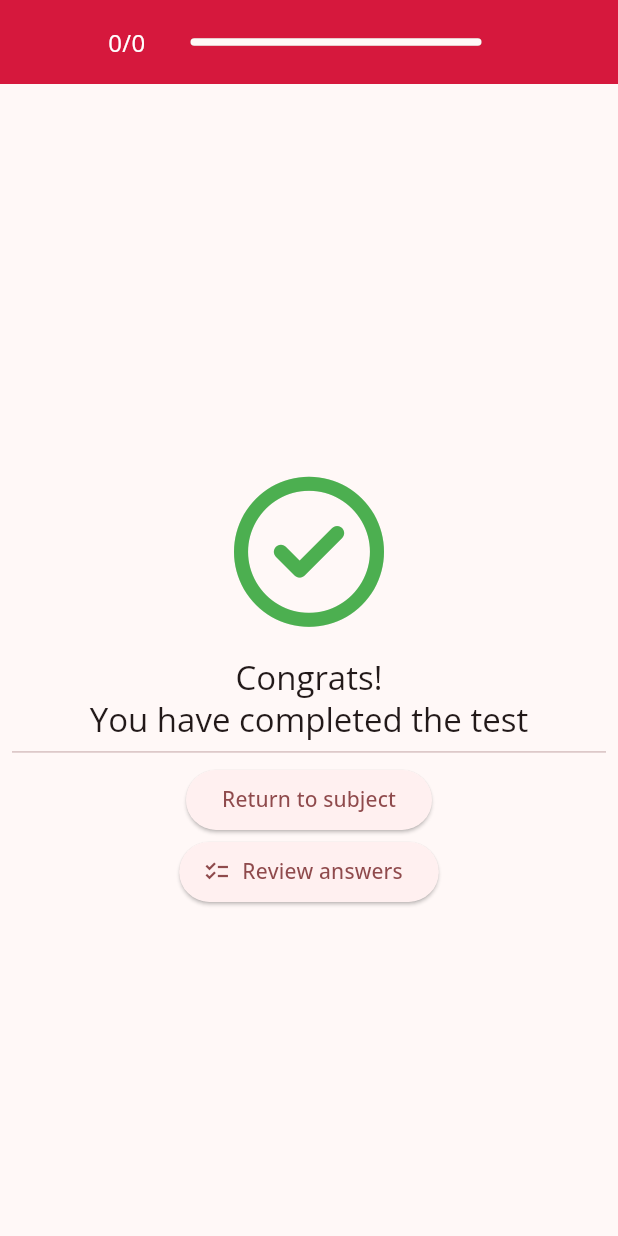
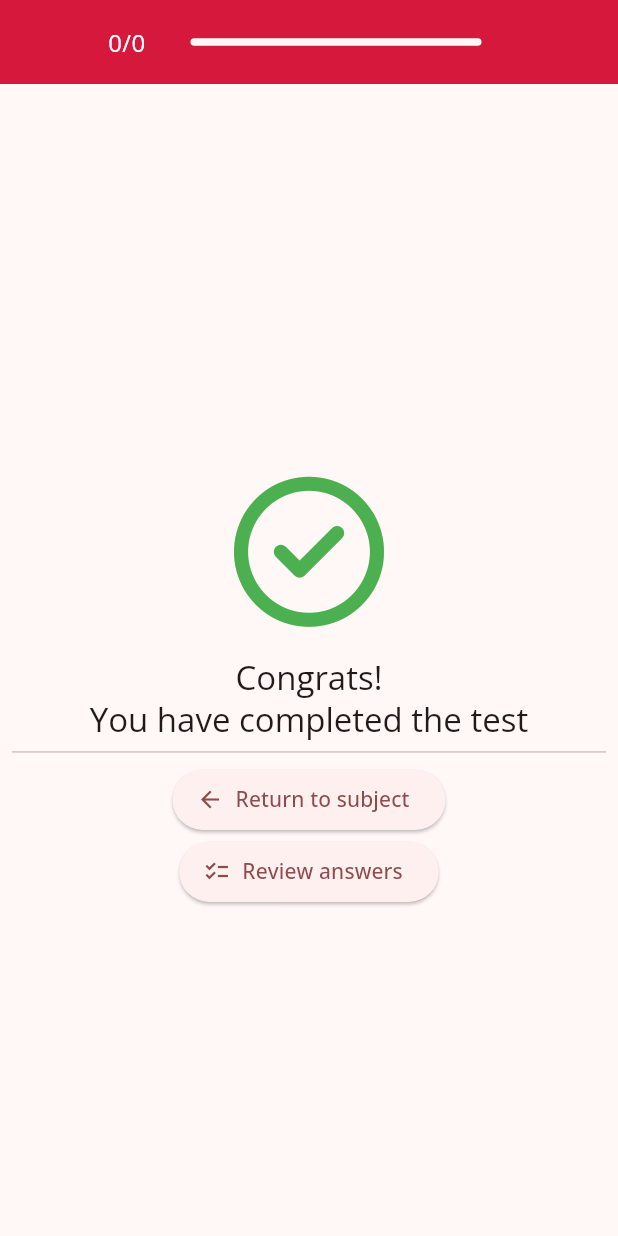
Before and after one commit to Antonchik/pilotiq, a Flutter app: the QuizScreen screen opened directly with empty values, scrolled down 576 dp, on a phone screen of 412 x 824 dp. Run offline on Flutter 3.47's test engine with Material 2 defaults, Android fonts, the phone set to English and light mode, and no system bars; drawn by our look-alikes of percent_indicator; our stand-ins replace flutter_riverpod, font_awesome_flutter, google_fonts, hive_flutter; accounts and stored records are empty; generated files the repository leaves out were written again.

Commit message:
Examine quiz questions shuffle

```diff
--- a/lib/src/exams/exam_info_widget.dart
+++ b/lib/src/exams/exam_info_widget.dart
@@ -16,7 +16,7 @@ class ExamInfoWidget extends StatelessWidget {
             const Icon(Icons.list),
             const SizedBox(width: 10),
             Text(
-              quiz.questions.length.toString(),
+              quiz.length.toString(),
               style: Theme.of(context).textTheme.bodyLarge,
             ),
             const Spacer(),
--- a/lib/src/localization/app_en.arb
+++ b/lib/src/localization/app_en.arb
@@ -139,7 +139,7 @@
   "@reviewAnswersTitle": {
     "description": "The title of the review results button"
   },
-  "restartMessage": "Already started this test, would you like to continue or start a new one?",
+  "restartMessage": "Would you like to continue the test you started before or start over?",
   "@restartMessage": {
     "description": "Message for the test restart options"
   },
@@ -187,7 +187,7 @@
   "@fullModeDescription": {
     "description": "Description for the All questions mode Quiz"
   },
-  "examModeDescription": "The exam simulator mode of the test is a practice mode that simulates the actual test experience.",
+  "examModeDescription": "The exam simulator mode simulates the actual exam experience.",
   "@examModeDescription": {
     "description": "Description for the Exam mode Quiz"
   },
@@ -195,7 +195,7 @@
   "@languageButtonTooltip": {
     "description": "Label for the 'Language' button"
   },
-  "exitQuizTitle": "Do you want to exit test?",
+  "exitQuizTitle": "Exit the test?",
   "@exitQuizTitle": {
     "description": "Label for the 'Exit test' button"
   },
--- a/lib/src/localization/app_pl.arb
+++ b/lib/src/localization/app_pl.arb
@@ -34,7 +34,7 @@
   "startNewQuizTitle": "Restart",
   "returnToSubjectTitle": "Powrót do przedmiotu",
   "reviewAnswersTitle": "Przeglądaj odpowiedzi",
-  "restartMessage": "Już zacząłeś ten test, chcesz kontynuować czy zacząć nowy?",
+  "restartMessage": "Czy chcesz kontynuować rozpoczęty wcześniej test, czy zacząć od nowa?",
   "congratsMessage": "Gratulacje!\nTest został zakończony pomyślnie!",
   "failMessage": "Niestety, nie udało Ci się ukończyć testu.",
   "rightAnswer": "Poprawna odpowiedź!",
@@ -46,9 +46,9 @@
   "examQuizTitle": "SYMULATOR EGZAMINU",
   "demoModeDescription": "Tryb demonstracyjny testu jest wersją rzeczywistego testu, zaprojektowaną tak, aby dać uczestnikom testu podgląd typów pytań, z którymi mogą się spotkać.",
   "fullModeDescription": "Tryb ten umożliwia uczestnikom testu przećwiczenie i przejrzenie dużej liczby pytań oraz uczenie się na własnych błędach.",
-  "examModeDescription": "Tryb symulatora egzaminacyjnego jest trybem ćwiczeniowym, który symuluje rzeczywiste doświadczenie egzaminacyjne.",
+  "examModeDescription": "Tryb symulatora egzaminacyjnego symuluje rzeczywiste doświadczenie egzaminacyjne.",
   "languageButtonTooltip": "Zmień język",
-  "exitQuizTitle": "Czy chcesz zakończyć test?",
+  "exitQuizTitle": "Wyjść z testu?",
   "timeIsUpTitle": "Czas minął!",
   "timeIsUpMessage": "Nie udało Ci się ukończyć testu."
 }
--- a/lib/src/models.dart
+++ b/lib/src/models.dart
@@ -44,6 +44,7 @@ class Quiz {
   String description;
   String subject;
   int time;
+  int length;
   List<Question> questions;
 
   Quiz(
@@ -52,6 +53,7 @@ class Quiz {
       this.id = '',
       this.subject = '',
       this.time = 30,
+      this.length = 12,
       this.questions = const []});
 }
 
--- a/lib/src/quiz/quiz.dart
+++ b/lib/src/quiz/quiz.dart
@@ -7,9 +7,8 @@ import 'package:pilotiq/src/contdown_timer/countdown_timer.dart';
 import 'package:pilotiq/src/hive_box_provider.dart';
 import 'package:pilotiq/src/models.dart';
 import 'package:pilotiq/src/quiz/state/quiz_state.dart';
-import 'package:pilotiq/src/quiz/widgets/congrats_page.dart';
-import 'package:pilotiq/src/quiz/widgets/fail_page.dart';
 import 'package:pilotiq/src/quiz/widgets/question_page.dart';
+import 'package:pilotiq/src/quiz/widgets/results_page.dart';
 import 'package:pilotiq/src/quiz/widgets/start_page.dart';
 
 class QuizScreen extends ConsumerWidget {
@@ -32,11 +31,16 @@ class QuizScreen extends ConsumerWidget {
 
   @override
   Widget build(BuildContext context, WidgetRef ref) {
+    final local = AppLocalizations.of(context)!;
     final quizState = ref.read(quizStateProvider);
     quizState.subject = quiz.subject;
     quizState.isExam = quizId == 'exam';
-    quizState.questions.addAll(quiz.questions);
-    final questionQty = quiz.questions.length;
+    if (quizState.isExam) {
+      quizState.questions.addAll(quiz.questions.sublist(0, quiz.length));
+    } else {
+      quizState.questions.addAll(quiz.questions);
+    }
+    final questionQty = quizState.questions.length;
     final box = ref.read(hiveBoxProvider);
     return Scaffold(
       appBar: AppBar(
@@ -49,7 +53,7 @@ class QuizScreen extends ConsumerWidget {
               final currentQuestion =
                   !quizState.isExam && quizState.progress == 0
                       ? ref.read(hiveBoxProvider).get(
-                            quiz.subject,
+                            quizState.subject,
                             defaultValue: 0,
                           )
                       : (quizState.progress * questionQty).ceil();
@@ -97,11 +101,11 @@ class QuizScreen extends ConsumerWidget {
         scrollDirection: Axis.vertical,
         controller: quizState.controller,
         onPageChanged: (int idx) =>
-            quizState.progress = (idx / (quiz.questions.length + 1)),
+            quizState.progress = (idx / (questionQty + 1)),
         itemBuilder: (BuildContext context, int index) {
           if (index == 0) {
             return StartPage(quiz: quiz, timerController: timerController);
-          } else if (index == quiz.questions.length + 1) {
+          } else if (index == questionQty + 1) {
             if (quizId == 'exam') {
               _stopTimer();
               if (quizState.result) {
@@ -109,20 +113,23 @@ class QuizScreen extends ConsumerWidget {
                 final positiveValue =
                     box.get(subjectPositiveKey, defaultValue: 0) as int;
                 box.put(subjectPositiveKey, positiveValue + 1);
-                return CongratsPage(quiz: quiz, quizState: quizState);
+                return ResultsPage(
+                    message: local.congratsMessage, quizState: quizState);
               } else {
                 final subjectNegativeKey = '${quizState.subject}_negative';
                 final negativeValue =
                     box.get(subjectNegativeKey, defaultValue: 0) as int;
                 box.put(subjectNegativeKey, negativeValue + 1);
-                return FailPage(quiz: quiz, quizState: quizState);
+                return ResultsPage(
+                    message: local.failMessage, quizState: quizState);
               }
             } else {
               box.put(quizState.subject, 0);
-              return CongratsPage(quiz: quiz, quizState: quizState);
+              return ResultsPage(
+                  message: local.congratsMessage, quizState: quizState);
             }
           } else {
-            return QuestionPage(question: quiz.questions[index - 1]);
+            return QuestionPage(question: quizState.questions[index - 1]);
           }
         },
       ),
--- a/lib/src/quiz/quiz_list.dart
+++ b/lib/src/quiz/quiz_list.dart
@@ -23,7 +23,6 @@ class QuizList extends StatelessWidget {
 }
 
 List<Quiz> composeQuizes(Subject subject, {required AppLocalizations local}) {
-  final questions = subject.questions;
   return [
     // Quiz(
     //   id: 'demo',
@@ -35,15 +34,16 @@ List<Quiz> composeQuizes(Subject subject, {required AppLocalizations local}) {
       id: 'test',
       title: local.fullQuizTitle,
       subject: subject.id,
-      questions: questions.toList(),
+      questions: subject.questions.toList(),
       description: local.fullModeDescription,
     ),
     Quiz(
       id: 'exam',
       title: local.examQuizTitle,
       subject: subject.id,
-      questions: (questions.toList()..shuffle()).sublist(0, subject.quizLength),
+      questions: subject.questions.toList(),
       time: subject.examTime,
+      length: subject.quizLength,
       description: local.examModeDescription,
     ),
   ];
--- a/lib/src/quiz/widgets/congrats_page.dart
+++ b/lib/src/quiz/widgets/results_page.dart
@@ -2,58 +2,47 @@ import 'package:flutter/material.dart';
 import 'package:flutter_gen/gen_l10n/app_localizations.dart';
 import 'package:flutter_riverpod/flutter_riverpod.dart';
 import 'package:font_awesome_flutter/font_awesome_flutter.dart';
-import 'package:pilotiq/src/models.dart';
 import 'package:pilotiq/src/quiz/state/quiz_state.dart';
 import 'package:pilotiq/src/quiz/widgets/result_scale_bar.dart';
 import 'package:pilotiq/src/quiz/widgets/review_answers_page.dart';
 
-class CongratsPage extends ConsumerWidget {
-  final Quiz quiz;
+class ResultsPage extends ConsumerWidget {
+  const ResultsPage({
+    super.key,
+    required this.message,
+    required this.quizState,
+  });
+
   final QuizState quizState;
-
-  const CongratsPage({super.key, required this.quiz, required this.quizState});
+  final String message;
 
   @override
   Widget build(BuildContext context, WidgetRef ref) {
     final local = AppLocalizations.of(context)!;
     final rightAnswers = quizState.answers.where((e) => e.isCorrect).length;
-    final percent = rightAnswers / quiz.questions.length;
+    final percent = rightAnswers / quizState.questions.length;
     final isPortrait =
         MediaQuery.of(context).orientation == Orientation.portrait;
-
     final children = [
       if (quizState.isExam)
         ResultScaleBar(
           percent: percent,
-          header: '$rightAnswers/${quiz.questions.length}',
+          header: '$rightAnswers/${quizState.questions.length}',
         )
       else
-        Column(
-          mainAxisAlignment: MainAxisAlignment.center,
-          children: const [
-            Center(
-              child: Icon(
-                FontAwesomeIcons.circleCheck,
-                size: 100,
-                color: Colors.green,
-              ),
-            ),
-            SizedBox(
-              height: 20,
-            ),
-          ],
-        ),
+        const AllQuestionsCompleteWidget(),
       Column(
         mainAxisAlignment: MainAxisAlignment.center,
         children: [
           Text(
-            local.congratsMessage,
+            message,
             textAlign: TextAlign.center,
             style: Theme.of(context).textTheme.titleLarge,
           ),
           const Divider(),
-          ElevatedButton(
-            child: Text(local.returnToSubjectTitle),
+          ElevatedButton.icon(
+            icon: const Icon(Icons.arrow_back),
+            label: Text(local.returnToSubjectTitle),
             onPressed: () {
               quizState.reset();
               Navigator.pop(context);
@@ -88,3 +77,26 @@ class CongratsPage extends ConsumerWidget {
     );
   }
 }
+
+class AllQuestionsCompleteWidget extends StatelessWidget {
+  const AllQuestionsCompleteWidget({Key? key}) : super(key: key);
+
+  @override
+  Widget build(BuildContext context) {
+    return Column(
+      mainAxisAlignment: MainAxisAlignment.center,
+      children: const [
+        Center(
+          child: Icon(
+            FontAwesomeIcons.circleCheck,
+            size: 100,
+            color: Colors.green,
+          ),
+        ),
+        SizedBox(
+          height: 20,
+        ),
+      ],
+    );
+  }
+}
--- a/lib/src/quiz/widgets/start_page.dart
+++ b/lib/src/quiz/widgets/start_page.dart
@@ -44,21 +44,17 @@ class StartPage extends ConsumerWidget {
             ),
           ButtonBar(
             alignment: MainAxisAlignment.center,
-            children: <Widget>[
-              ElevatedButton(
-                child: Row(
-                  children: [
-                    if (isRestartable) const Icon(Icons.start),
-                    Container(
-                      width: 100,
-                      alignment: Alignment.center,
+            children: <ElevatedButton>[
+              ElevatedButton.icon(
+                icon: const Icon(Icons.start),
+                label: SizedBox(
+                  width: 80,
                   child: Text(
                     isRestartable
                         ? local.startNewQuizTitle
                         : local.startQuizTitle,
+                    textAlign: TextAlign.center,
                   ),
-                    ),
-                  ],
                 ),
                 onPressed: () {
                   if (!state.isExam) {
@@ -69,18 +65,14 @@ class StartPage extends ConsumerWidget {
                 },
               ),
               if (isRestartable)
-                ElevatedButton(
-                  child: Row(
-                    children: [
-                      const Icon(Icons.navigate_next),
-                      Container(
-                        width: 100,
-                        alignment: Alignment.center,
+                ElevatedButton.icon(
+                  icon: const Icon(Icons.navigate_next),
+                  label: SizedBox(
+                    width: 80,
                     child: Text(
                       local.continueQuizTitle,
+                      textAlign: TextAlign.center,
                     ),
-                      ),
-                    ],
                   ),
                   onPressed: () {
                     state.continueFromPage(firstQuestionIndex);
--- a/pubspec.yaml
+++ b/pubspec.yaml
@@ -3,7 +3,7 @@ description: Application for preparation to theoretical exam on PPL at Polish UL
 
 publish_to: 'none'
 
-version: 0.0.6+1
+version: 0.0.6+2
 
 environment:
   sdk: '>=2.19.4 <3.0.0'
```
Also changed, not shown: lib/src/quiz/widgets/fail_page.dart (deleted, +0 -72 lines), assets/covers/plfb.png, assets/covers/plg.png, assets/covers/ppla-en.png, assets/covers/ppla.png, assets/covers/pplh-en.png, assets/covers/pplh.png, assets/icon/icon.png, assets/icon/launcher_icon.png, pubspec.lock, 26 other files. Lines whose indentation alone changed are shown as unchanged.
